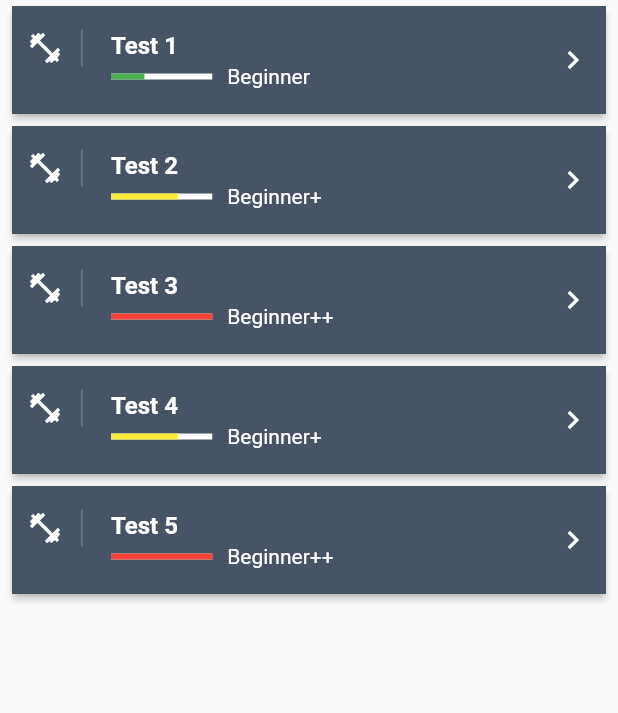
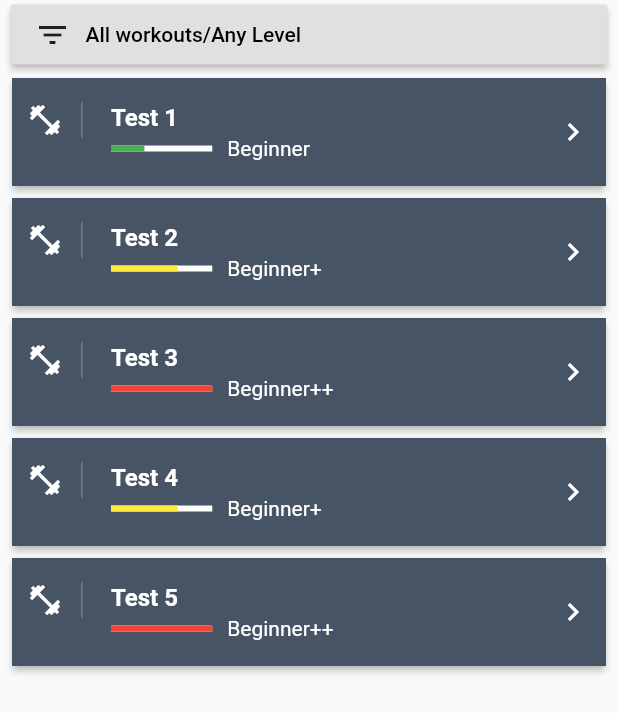
Before and after one commit to fenyagg/flutter-maxfit, a Flutter app: the WorkoutsList widget shown alone on an empty page, opened directly, on a phone screen of 412 x 824 dp. Shown: the top 713 px of the screen. Run offline on Flutter 3.47's test engine with Material 2 defaults, Android fonts, the phone set to English and light mode, and no system bars; our stand-ins replace curved_navigation_bar, firebase_auth, firebase_core, fluttertoast; accounts and stored records are empty; statements that could not run were skipped.

Commit message:
Add expand panel, bottom navigation

```diff
--- /dev/null
+++ b/lib/components/active-workouts.dart
@@ -0,0 +1,10 @@
+import 'package:flutter/material.dart';
+
+class ActiveWorkouts extends StatelessWidget {
+  @override
+  Widget build(BuildContext context) {
+    return Container(
+      child: Text('To be done'),
+    );
+  }
+}
--- /dev/null
+++ b/lib/components/workouts-list.dart
@@ -0,0 +1,251 @@
+import 'package:flutter/material.dart';
+import 'package:flutter_app/domain/workout.dart';
+
+class WorkoutsList extends StatefulWidget {
+  @override
+  _WorkoutsListState createState() => _WorkoutsListState();
+}
+
+class _WorkoutsListState extends State<WorkoutsList> {
+  final workouts = <Workout>[
+    Workout(title: 'Test 1', author: 'Max', description: 'First wt description', level: 'Beginner'),
+    Workout(
+        title: 'Test 2', author: 'Ivan', description: 'First wt description 2', level: 'Beginner+'),
+    Workout(
+        title: 'Test 3',
+        author: 'Vadim',
+        description: 'First wt description 3',
+        level: 'Beginner++'),
+    Workout(
+        title: 'Test 4',
+        author: 'Alexey',
+        description: 'First wt description 4',
+        level: 'Beginner+'),
+    Workout(
+        title: 'Test 5',
+        author: 'Roma',
+        description: 'First wt description 5',
+        level: 'Beginner++'),
+  ];
+
+  var filterOnlyMyWorkouts = false;
+  var filterTitle = '';
+  var filterTitleController = TextEditingController();
+  var filterLevel = '';
+
+  var filterText = '';
+  var filterHeight = 0.0;
+
+  List<Workout> filter() {
+    setState(() {
+      filterText = filterOnlyMyWorkouts ? 'My Workouts' : 'All workouts';
+      filterText += '/' + filterLevel;
+      if (filterTitle.isNotEmpty) filterText += '/' + filterTitle;
+      filterHeight = 0;
+    });
+
+    var list = workouts;
+    return list;
+  }
+
+  List<Workout> clearFilter() {
+    setState(() {
+      filterText = 'All workouts/Any Level';
+      filterOnlyMyWorkouts = false;
+      filterTitle = '';
+      filterLevel = 'Any Level';
+      filterTitleController.clear();
+      filterHeight = 0;
+    });
+
+    var list = workouts;
+    return list;
+  }
+
+  @override
+  void initState() {
+    clearFilter();
+    super.initState();
+  }
+
+  @override
+  Widget build(BuildContext context) {
+    var workoutsList = Expanded(
+      child: ListView.builder(
+          itemCount: workouts.length,
+          itemBuilder: (context, i) {
+            return Card(
+              elevation: 2.0,
+              margin: EdgeInsets.symmetric(horizontal: 8, vertical: 4),
+              child: Container(
+                decoration: BoxDecoration(color: Color.fromRGBO(50, 65, 85, .9)),
+                child: ListTile(
+                  contentPadding: EdgeInsets.symmetric(horizontal: 10),
+                  leading: Container(
+                    padding: EdgeInsets.only(right: 12),
+                    child: Icon(
+                      Icons.fitness_center,
+                      color: Theme.of(context).textTheme.subtitle1.color,
+                    ),
+                    decoration: BoxDecoration(
+                        border: Border(right: BorderSide(width: 1, color: Colors.white24))),
+                  ),
+                  trailing: Icon(
+                    Icons.keyboard_arrow_right,
+                    color: Theme.of(context).textTheme.subtitle1.color,
+                  ),
+                  title: Text(
+                    workouts[i].title,
+                    style: TextStyle(
+                        color: Theme.of(context).textTheme.subtitle1.color,
+                        fontWeight: FontWeight.bold),
+                  ),
+                  subtitle: subtitle(context, workouts[i]),
+                ),
+              ),
+            );
+          }),
+    );
+
+    var filterInfo = Container(
+      margin: EdgeInsets.only(top: 3, left: 7, right: 7, bottom: 5),
+      decoration: BoxDecoration(color: Colors.white.withOpacity(0.5)),
+      height: 40,
+      child: RaisedButton(
+        child: Row(
+          children: <Widget>[
+            Icon(Icons.filter_list),
+            Padding(
+              padding: EdgeInsets.only(left: 10),
+              child: Text(
+                filterText,
+                style: TextStyle(color: Colors.black),
+                overflow: TextOverflow.ellipsis,
+              ),
+            ),
+          ],
+        ),
+        onPressed: () {
+          setState(() {
+            filterHeight = (filterHeight == 0.0 ? 280.0 : 0.0);
+          });
+        },
+      ),
+    );
+    var levelMenuItems =
+        <String>['Any Level', 'Beginner', 'Intermediate', 'Advanced'].map((String value) {
+      return new DropdownMenuItem<String>(
+        value: value,
+        child: new Text(
+          value,
+          style: TextStyle(color: Colors.black),
+        ),
+      );
+    }).toList();
+
+    var filterForm = AnimatedContainer(
+      margin: EdgeInsets.symmetric(vertical: 0.0, horizontal: 7),
+      child: Card(
+        child: Padding(
+          padding: const EdgeInsets.all(8.0),
+          child: Column(
+            children: [
+              SwitchListTile(
+                  title: const Text(
+                    'Only My Workouts',
+                    style: TextStyle(color: Colors.black),
+                  ),
+                  value: filterOnlyMyWorkouts,
+                  onChanged: (bool val) => setState(() => filterOnlyMyWorkouts = val)),
+              DropdownButtonFormField<String>(
+                decoration: const InputDecoration(labelText: 'Level'),
+                items: levelMenuItems,
+                value: filterLevel,
+                onChanged: (String val) => setState(() => filterLevel = val),
+              ),
+              TextFormField(
+                controller: filterTitleController,
+                decoration: const InputDecoration(labelText: 'Title'),
+                onChanged: (String val) => setState(() => filterTitle = val),
+                style: TextStyle(color: Colors.black),
+              ),
+              Row(
+                children: <Widget>[
+                  Expanded(
+                    flex: 1,
+                    child: RaisedButton(
+                      onPressed: () {
+                        filter();
+                      },
+                      child: Text("Apply", style: TextStyle(color: Colors.white)),
+                      color: Theme.of(context).primaryColor,
+                    ),
+                  ),
+                  SizedBox(width: 10),
+                  Expanded(
+                    flex: 1,
+                    child: RaisedButton(
+                      onPressed: () {
+                        clearFilter();
+                      },
+                      child: Text("Clear", style: TextStyle(color: Colors.white)),
+                      color: Colors.red,
+                    ),
+                  )
+                ],
+              ),
+            ],
+          ),
+        ),
+      ),
+      duration: const Duration(milliseconds: 400),
+      curve: Curves.fastOutSlowIn,
+      height: filterHeight,
+    );
+
+    return Column(
+      children: [
+        filterInfo,
+        filterForm,
+        workoutsList,
+      ],
+    );
+  }
+}
+
+Widget subtitle(BuildContext context, Workout workout) {
+  var color = Colors.grey;
+  double indicatorLevel = 0;
+
+  switch (workout.level) {
+    case "Beginner":
+      color = Colors.green;
+      indicatorLevel = 0.33;
+      break;
+    case "Beginner+":
+      color = Colors.yellow;
+      indicatorLevel = 0.66;
+      break;
+    case "Beginner++":
+      color = Colors.red;
+      indicatorLevel = 1;
+      break;
+  }
+  return Row(
+    children: <Widget>[
+      Expanded(
+          flex: 1,
+          child: LinearProgressIndicator(
+            value: indicatorLevel,
+            backgroundColor: Theme.of(context).textTheme.subtitle1.color,
+            valueColor: AlwaysStoppedAnimation(color),
+          )),
+      SizedBox(width: 10),
+      Expanded(
+        flex: 3,
+        child: Text(workout.level,
+            style: TextStyle(color: Theme.of(context).textTheme.subtitle1.color)),
+      )
+    ],
+  );
+}
--- a/lib/main.dart
+++ b/lib/main.dart
@@ -33,8 +33,9 @@ class MaxFitApp extends StatelessWidget {
               title: "Max fitness",
               theme: ThemeData(
                   primaryColor: Color.fromRGBO(50, 65, 85, 1),
-                  textTheme:
-                      TextTheme(subtitle1: TextStyle(color: Colors.white))),
+                  textTheme: TextTheme(
+                      subtitle1: TextStyle(color: Colors.white),
+                      bodyText1: TextStyle(color: Colors.black45))),
               home: LandingPage(),
             ),
           );
--- a/lib/screens/home.dart
+++ b/lib/screens/home.dart
@@ -1,127 +1,68 @@
+import 'package:curved_navigation_bar/curved_navigation_bar.dart';
 import 'package:flutter/material.dart';
+import 'package:flutter_app/components/active-workouts.dart';
+import 'package:flutter_app/components/workouts-list.dart';
+import 'package:flutter_app/services/auth.dart';
 
-import '../domain/workout.dart';
+class HomePage extends StatefulWidget {
+  @override
+  _HomePageState createState() => _HomePageState();
+}
 
-class HomePage extends StatelessWidget {
+class _HomePageState extends State<HomePage> {
+  int _sectionIndex = 0;
+
   @override
   Widget build(BuildContext context) {
     return Scaffold(
       backgroundColor: Theme.of(context).primaryColor,
       appBar: AppBar(
-          title: Text('MaxFit'),
+        title: Text('MaxFit // ' + (_sectionIndex == 0 ? 'Active Workouts' : 'Find Workouts')),
         leading: Icon(Icons.fitness_center),
+        actions: <Widget>[
+          FlatButton.icon(
+              onPressed: () {
+                AuthService().logout();
+              },
+              icon: Icon(
+                Icons.exit_to_app,
+                color: Colors.white,
               ),
-        body: WorkoutsList());
-  }
-}
-
-class WorkoutsList extends StatelessWidget {
-  final workouts = <Workout>[
-    Workout(
-        title: 'Test 1',
-        author: 'Max',
-        description: 'First wt description',
-        level: 'Beginner'),
-    Workout(
-        title: 'Test 2',
-        author: 'Ivan',
-        description: 'First wt description 2',
-        level: 'Beginner+'),
-    Workout(
-        title: 'Test 3',
-        author: 'Vadim',
-        description: 'First wt description 3',
-        level: 'Beginner++'),
-    Workout(
-        title: 'Test 4',
-        author: 'Alexey',
-        description: 'First wt description 4',
-        level: 'Beginner+'),
-    Workout(
-        title: 'Test 5',
-        author: 'Roma',
-        description: 'First wt description 5',
-        level: 'Beginner++'),
-  ];
-
-  @override
-  Widget build(BuildContext context) {
-    return Container(
-      child: ListView.builder(
-          itemCount: workouts.length,
-          itemBuilder: (context, i) {
-            return Card(
-              elevation: 2.0,
-              margin: EdgeInsets.symmetric(horizontal: 8, vertical: 4),
-              child: Container(
-                decoration:
-                    BoxDecoration(color: Color.fromRGBO(50, 65, 85, .9)),
-                child: ListTile(
-                  contentPadding: EdgeInsets.symmetric(horizontal: 10),
-                  leading: Container(
-                    padding: EdgeInsets.only(right: 12),
-                    child: Icon(
-                      Icons.fitness_center,
-                      color: Theme.of(context).textTheme.subtitle1.color,
+              label: SizedBox.shrink())
+        ],
       ),
-                    decoration: BoxDecoration(
-                        border: Border(
-                            right:
-                                BorderSide(width: 1, color: Colors.white24))),
+      body: _sectionIndex == 0 ? ActiveWorkouts() : WorkoutsList(),
+      bottomNavigationBar: CurvedNavigationBar(
+        items: const <Widget>[Icon(Icons.fitness_center), Icon(Icons.search)],
+        index: 0,
+        height: 50,
+        color: Colors.white.withOpacity(0.5),
+        buttonBackgroundColor: Colors.white,
+        backgroundColor: Colors.white.withOpacity(0.5),
+        animationCurve: Curves.easeInOut,
+        animationDuration: Duration(milliseconds: 300),
+        onTap: (int tapTargetIndex) => setState(() => _sectionIndex = tapTargetIndex),
       ),
-                  trailing: Icon(
-                    Icons.keyboard_arrow_right,
-                    color: Theme.of(context).textTheme.subtitle1.color,
+      /* bottomNavigationBar: BottomNavigationBar(
+        items: <BottomNavigationBarItem>[
+          BottomNavigationBarItem(
+            icon: Icon(Icons.fitness_center),
+            title: Text('Ny Workouts'),
           ),
-                  title: Text(
-                    workouts[i].title,
-                    style: TextStyle(
-                        color: Theme.of(context).textTheme.subtitle1.color,
-                        fontWeight: FontWeight.bold),
+          BottomNavigationBarItem(
+            icon: Icon(Icons.search),
+            title: Text('Find Workouts'),
           ),
-                  subtitle: subtitle(context, workouts[i]),
-                ),
-              ),
-            );
-          }),
+        ],
+        backgroundColor: Colors.white54,
+        currentIndex: _sectionIndex,
+        selectedItemColor: Colors.black,
+        onTap: (int tapTargetIndex) {
+          setState(() {
+            _sectionIndex = tapTargetIndex;
+          });
+        },
+      ),*/
     );
   }
 }
-
-Widget subtitle(BuildContext context, Workout workout) {
-  var color = Colors.grey;
-  double indicatorLevel = 0;
-
-  switch (workout.level) {
-    case "Beginner":
-      color = Colors.green;
-      indicatorLevel = 0.33;
-      break;
-    case "Beginner+":
-      color = Colors.yellow;
-      indicatorLevel = 0.66;
-      break;
-    case "Beginner++":
-      color = Colors.red;
-      indicatorLevel = 1;
-      break;
-  }
-  return Row(
-    children: <Widget>[
-      Expanded(
-          flex: 1,
-          child: LinearProgressIndicator(
-            value: indicatorLevel,
-            backgroundColor: Theme.of(context).textTheme.subtitle1.color,
-            valueColor: AlwaysStoppedAnimation(color),
-          )),
-      SizedBox(width: 10),
-      Expanded(
-        flex: 3,
-        child: Text(workout.level,
-            style:
-                TextStyle(color: Theme.of(context).textTheme.subtitle1.color)),
-      )
-    ],
-  );
-}
--- a/pubspec.yaml
+++ b/pubspec.yaml
@@ -22,6 +22,7 @@ environment:
 
 dependencies:
   http:
+  curved_navigation_bar: ^0.3.3
   firebase_core: "0.5.0"
   firebase_auth: ^0.18.0+1
   cloud_firestore: ^0.14.0+2
```
Also changed, not shown: pubspec.lock. Lines whose indentation alone changed are shown as unchanged.
